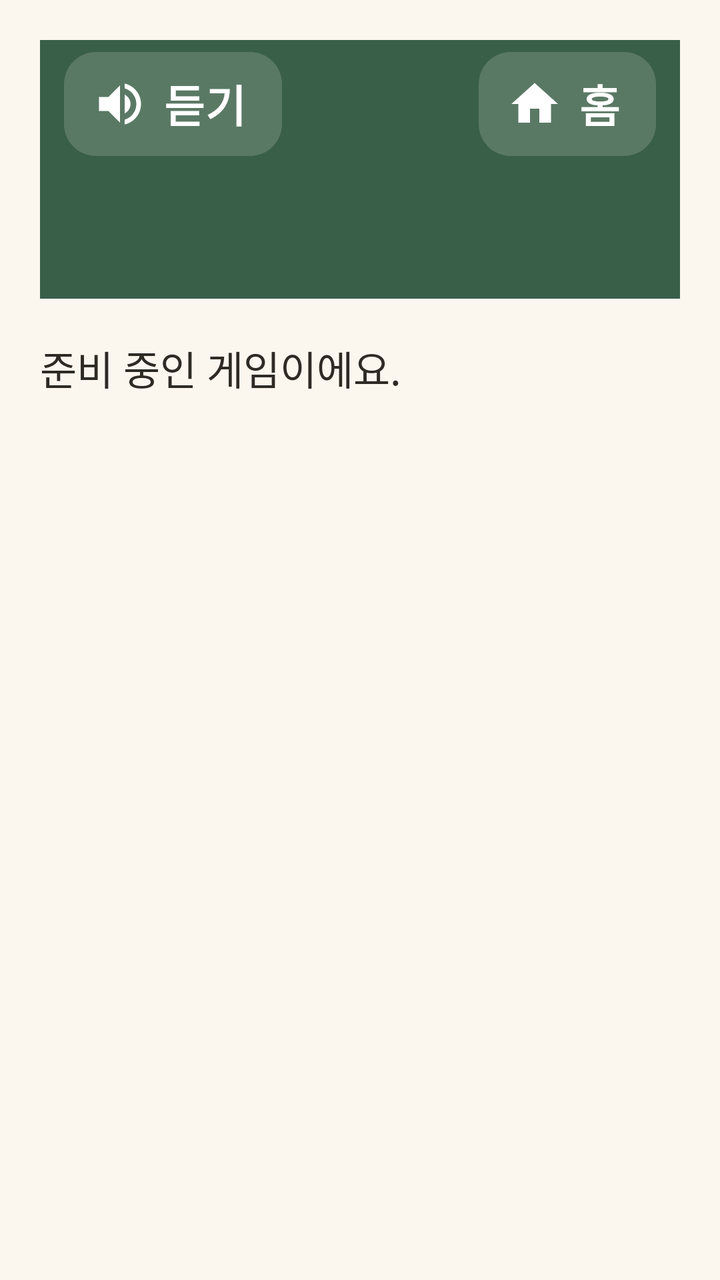
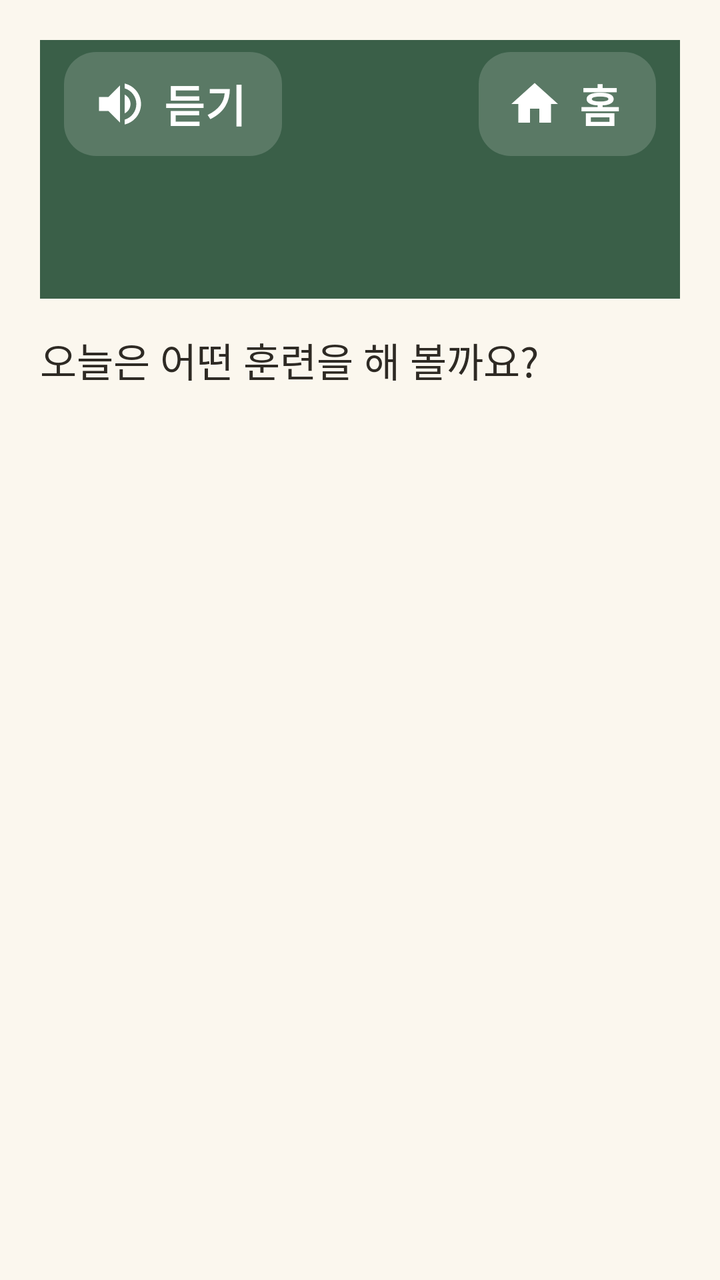

Screens rendered from an Android XML layout before and after an edit, with the pre-edit source and the edit as a unified diff.
<!-- AndroidManifest.xml: application theme Theme.Dorawing -->
<!-- res/layout/activity_game_select.xml -->
<?xml version="1.0" encoding="utf-8"?>
<LinearLayout xmlns:android="http://schemas.android.com/apk/res/android"
    android:layout_width="match_parent"
    android:layout_height="match_parent"
    android:orientation="vertical"
    android:padding="@dimen/screen_padding">

    <include
        android:id="@+id/topBar"
        layout="@layout/view_top_bar" />

    <TextView
        android:layout_width="match_parent"
        android:layout_height="wrap_content"
        android:layout_marginTop="@dimen/screen_padding"
        android:text="@string/game_preparing" />
</LinearLayout>
<!-- res/layout/view_top_bar.xml (included above) -->
<?xml version="1.0" encoding="utf-8"?>
<LinearLayout xmlns:android="http://schemas.android.com/apk/res/android"
    xmlns:app="http://schemas.android.com/apk/res-auto"
    android:layout_width="match_parent"
    android:layout_height="wrap_content"
    android:background="@color/green_dark"
    android:orientation="vertical"
    android:paddingStart="@dimen/bar_padding"
    android:paddingEnd="@dimen/bar_padding"
    android:paddingBottom="@dimen/bar_bottom">

    <LinearLayout
        android:layout_width="match_parent"
        android:layout_height="wrap_content"
        android:gravity="center_vertical"
        android:orientation="horizontal">

        <com.google.android.material.button.MaterialButton
            android:id="@+id/btnSpeak"
            style="@style/Button.Bar"
            android:layout_width="wrap_content"
            android:layout_height="wrap_content"
            android:text="@string/top_speak"
            app:icon="@drawable/ic_speaker" />

        <Space
            android:layout_width="0dp"
            android:layout_height="0dp"
            android:layout_weight="1" />

        <com.google.android.material.button.MaterialButton
            android:id="@+id/btnHome"
            style="@style/Button.Bar"
            android:layout_width="wrap_content"
            android:layout_height="wrap_content"
            android:text="@string/top_home"
            app:icon="@drawable/ic_home" />
    </LinearLayout>

    <TextView
        android:id="@+id/tvTitle"
        style="@style/Text.BarTitle"
        android:layout_width="match_parent"
        android:layout_height="wrap_content"
        android:layout_marginTop="4dp"
        android:paddingStart="8dp"
        android:paddingEnd="8dp" />

    
    <LinearLayout
        android:id="@+id/boxSubtitle"
        android:layout_width="match_parent"
        android:layout_height="wrap_content"
        android:layout_marginTop="@dimen/gap"
        android:gravity="center_vertical"
        android:orientation="horizontal"
        android:paddingStart="8dp"
        android:paddingEnd="8dp"
        android:visibility="gone">

        <ImageView
            android:layout_width="@dimen/logo_size"
            android:layout_height="@dimen/logo_size"
            android:layout_marginEnd="@dimen/gap"
            android:importantForAccessibility="no"
            android:src="@drawable/ic_logo" />

        <TextView
            style="@style/Text.BarSub"
            android:layout_width="0dp"
            android:layout_height="wrap_content"
            android:layout_weight="1"
            android:text="@string/app_subtitle" />
    </LinearLayout>
</LinearLayout>
<!-- resources referenced by this layout -->
<resources>
  <color name="green_dark">#3A5F48</color>
  <dimen name="bar_bottom">24dp</dimen>
  <dimen name="bar_padding">12dp</dimen>
  <dimen name="gap">12dp</dimen>
  <dimen name="logo_size">44dp</dimen>
  <dimen name="screen_padding">20dp</dimen>
  <!-- drawable ic_home (drawable) -->
  <vector xmlns:android="http://schemas.android.com/apk/res/android"
      android:width="24dp"
      android:height="24dp"
      android:viewportWidth="24"
      android:viewportHeight="24">
      <path
          android:fillColor="#FF000000"
          android:pathData="M10,20v-6h4v6h5v-8h3L12,3 2,12h3v8z" />
  </vector>
  <string name="app_subtitle">오늘의 기억을 그리다</string>
  <string name="game_preparing">준비 중인 게임이에요.</string>
  <string name="top_home">홈</string>
  <string name="top_speak">듣기</string>
  <style name="Text.BarSub" parent="Text.Body">
          <item name="android:textColor">@color/green_light</item>
      </style>
  <style name="Text.BarTitle" parent="Text.Title">
          <item name="android:textColor">@color/white</item>
      </style>
  <dimen name="button_height">64dp</dimen>
  <dimen name="bar_button_inset">6dp</dimen>
  <dimen name="text_button">22sp</dimen>
  <color name="white">#FFFFFFFF</color>
  <dimen name="corner">16dp</dimen>
  <color name="bar_button">#29FFFFFF</color>
  <color name="bar_ripple">#40FFFFFF</color>
  <dimen name="icon_size">28dp</dimen>
  <style name="Text.Body" parent="Widget.MaterialComponents.TextView">
          <item name="android:textSize">@dimen/text_body</item>
          <item name="android:lineBreakWordStyle" tools:targetApi="33">phrase</item>
          <item name="android:textColor">@color/text_main</item>
          <item name="android:lineSpacingMultiplier">1.2</item>
      </style>
  <color name="green_light">#DDE9DF</color>
  <style name="Text.Title" parent="Text.Body">
          <item name="android:textSize">@dimen/text_title</item>
          <item name="android:textStyle">bold</item>
          <item name="android:textColor">@color/green_dark</item>
          <item name="android:lineSpacingMultiplier">1.1</item>
      </style>
  <color name="green_mid">#6B9A7A</color>
  <color name="cream">#FBF7EE</color>
  <color name="text_main">#2E2A24</color>
  <color name="text_sub">#6F665A</color>
  <dimen name="text_body">20sp</dimen>
  <dimen name="text_title">28sp</dimen>
  <dimen name="card_elevation">2dp</dimen>
  <dimen name="card_padding">20dp</dimen>
  <color name="line">#E3DCCF</color>
  <dimen name="card_stroke">1dp</dimen>
  <dimen name="text_heading">22sp</dimen>
  <style name="Dialog.Box" parent="MaterialAlertDialog.Material3">
          <item name="backgroundTint">@color/white</item>
          <item name="shapeAppearance">@style/Shape.Dialog</item>
      </style>
  <style name="Dialog.Title" parent="MaterialAlertDialog.Material3.Title.Text">
          <item name="android:textSize">@dimen/text_heading</item>
          <item name="android:textStyle">bold</item>
          <item name="android:textColor">@color/green_dark</item>
      </style>
  <style name="Dialog.Body" parent="MaterialAlertDialog.Material3.Body.Text">
          <item name="android:textSize">@dimen/text_body</item>
          <item name="android:lineBreakWordStyle" tools:targetApi="33">phrase</item>
          <item name="android:lineSpacingMultiplier">1.2</item>
          <item name="android:textColor">@color/text_main</item>
      </style>
  <style name="Dialog.Button" parent="Widget.Material3.Button.TextButton.Dialog">
          <item name="android:textSize">@dimen/text_button</item>
          <item name="android:textStyle">bold</item>
          <item name="android:minHeight">@dimen/button_height</item>
          <item name="android:textColor">@color/green_dark</item>
      </style>
  <dimen name="button_stroke">2dp</dimen>
  <style name="Shape.Dialog" parent="">
          <item name="cornerFamily">rounded</item>
          <item name="cornerSize">@dimen/corner</item>
      </style>
  <!-- unchanged entries left out for length: 10 -->
</resources>

<!-- the commit's change to res/layout/activity_game_select.xml (unified diff, before → after) -->
@@ -12,8 +12,22 @@
     <TextView
         android:layout_width="match_parent"
         android:layout_height="wrap_content"
-        android:layout_marginTop="@dimen/screen_padding"
-        android:text="@string/game_preparing" />
+        android:layout_marginTop="@dimen/card_gap"
+        android:text="@string/game_select_guide" />
+
+    <ScrollView
+        android:layout_width="match_parent"
+        android:layout_height="0dp"
+        android:layout_weight="1">
+
+        
+        <LinearLayout
+            android:id="@+id/listGames"
+            android:layout_width="match_parent"
+            android:layout_height="wrap_content"
+            android:orientation="vertical"
+            android:paddingTop="@dimen/card_gap" />
+    </ScrollView>
 </LinearLayout>
 <!-- res/layout/view_top_bar.xml (included above) -->
 <?xml version="1.0" encoding="utf-8"?>
<!-- resource entries referenced after the edit -->
@@ -3,6 +3,7 @@
   <color name="green_dark">#3A5F48</color>
   <dimen name="bar_bottom">24dp</dimen>
   <dimen name="bar_padding">12dp</dimen>
+  <dimen name="card_gap">16dp</dimen>
   <dimen name="gap">12dp</dimen>
   <dimen name="logo_size">44dp</dimen>
   <dimen name="screen_padding">20dp</dimen>
@@ -17,7 +18,7 @@
           android:pathData="M10,20v-6h4v6h5v-8h3L12,3 2,12h3v8z" />
   </vector>
   <string name="app_subtitle">오늘의 기억을 그리다</string>
-  <string name="game_preparing">준비 중인 게임이에요.</string>
+  <string name="game_select_guide">오늘은 어떤 훈련을 해 볼까요?</string>
   <string name="top_home">홈</string>
   <string name="top_speak">듣기</string>
   <style name="Text.BarSub" parent="Text.Body">
